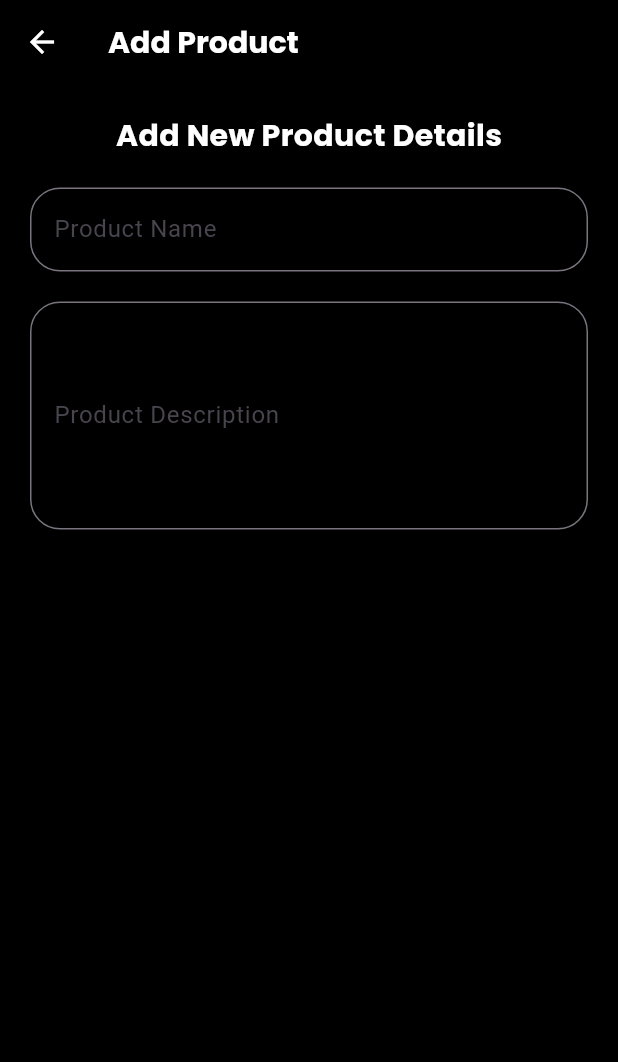
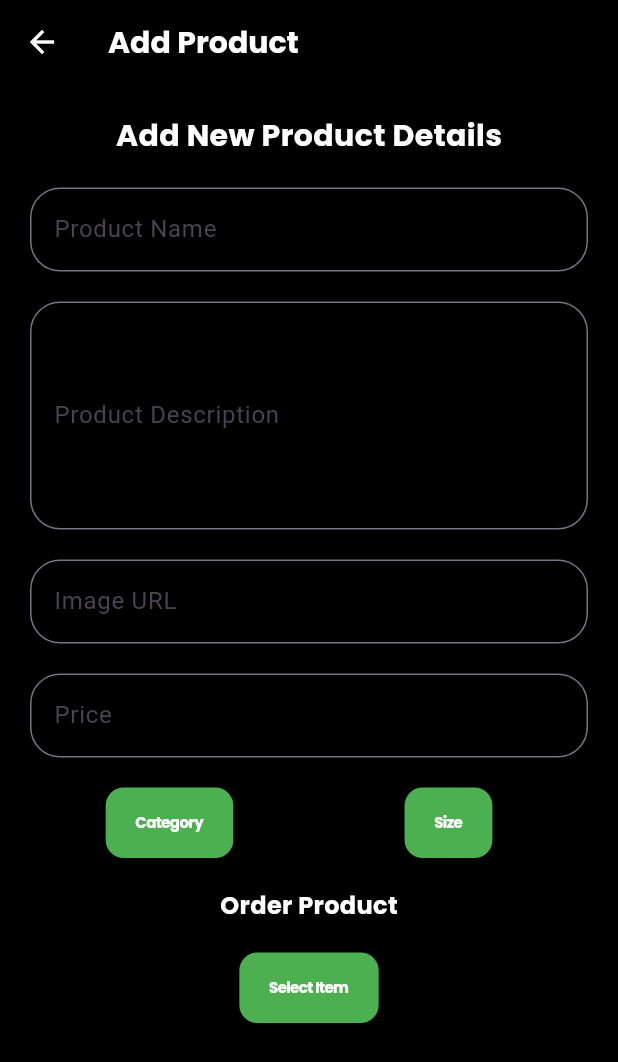
Before and after one commit to Akshat-sGit/e_commerce_flutter, a Flutter app: the AddProductPage screen opened directly, on a phone screen of 412 x 824 dp. Shown: the top 1062 px of the screen. Run offline on Flutter 3.47's test engine with Material 3 defaults, Android fonts, the phone set to English and light mode, and no system bars; our stand-ins replace firebase_core, get, google_fonts; accounts and stored records are empty.

Commit message:
Created dropdown buttons

```diff
--- a/lib/screens/add_product_page.dart
+++ b/lib/screens/add_product_page.dart
@@ -1,5 +1,8 @@
+import 'package:flutter/cupertino.dart';
 import 'package:flutter/material.dart';
+import 'package:flutter/widgets.dart';
 import 'package:google_fonts/google_fonts.dart';
+import '../widgets/dropdown_btn.dart';
 
 class AddProductPage extends StatelessWidget {
   const AddProductPage({super.key});
@@ -78,6 +81,64 @@ class AddProductPage extends StatelessWidget {
                     fontWeight: FontWeight.w400,
                   ),
                 ),
+                const SizedBox(height: 20),
+                TextField(
+                  decoration: InputDecoration(
+                    border: OutlineInputBorder(
+                      borderSide: const BorderSide(color: Colors.white),
+                      borderRadius: BorderRadius.circular(20),
+                    ),
+                    label: const Text("Image URL"),
+                    hintText: "Enter Image URL",
+                    hintStyle: GoogleFonts.poppins(
+                      color: const Color.fromARGB(142, 255, 255, 255),
+                      fontSize: 16,
+                      fontWeight: FontWeight.w400,
+                    ),
+                  ),
+                  style: GoogleFonts.poppins(
+                    color: Colors.white,
+                    fontSize: 16,
+                    fontWeight: FontWeight.w400,
+                  ),
+                ),
+                const SizedBox(height: 20),
+                TextField(
+                  decoration: InputDecoration(
+                    border: OutlineInputBorder(
+                      borderSide: const BorderSide(color: Colors.white),
+                      borderRadius: BorderRadius.circular(20),
+                    ),
+                    label: const Text("Price"),
+                    hintText: "Enter Product Price",
+                    hintStyle: GoogleFonts.poppins(
+                      color: const Color.fromARGB(142, 255, 255, 255),
+                      fontSize: 16,
+                      fontWeight: FontWeight.w400,
+                    ),
+                  ),
+                  style: GoogleFonts.poppins(
+                    color: Colors.white,
+                    fontSize: 16,
+                    fontWeight: FontWeight.w400,
+                  ),
+                ),
+                const SizedBox(height: 20),
+                Row(
+                  children: [
+                    Flexible(child: DropDown(dropdownItem: "Category")),
+                    Flexible(child: DropDown(dropdownItem: "Size")),
+                  ],
+                ),
+                const SizedBox(height: 20),
+                Text("Order Product",
+                    style: GoogleFonts.poppins(
+                      color: Colors.white,
+                      fontSize: 16,
+                      fontWeight: FontWeight.bold,
+                    )),
+                const SizedBox(height: 20),
+                DropDown(dropdownItem: "Select Item"),
               ],
             ),
           ),
--- /dev/null
+++ b/lib/widgets/dropdown_btn.dart
@@ -0,0 +1,58 @@
+import 'package:flutter/cupertino.dart';
+import 'package:flutter/material.dart';
+import 'package:google_fonts/google_fonts.dart';
+
+class DropDown extends StatelessWidget {
+  final String dropdownItem;
+  DropDown({super.key, required this.dropdownItem});
+
+  final List<String> items = ['item1', 'item2', 'item3', 'item4']; // Data list
+
+  @override
+  Widget build(BuildContext context) {
+    return Center(
+      child: CupertinoButton(
+        color: Colors.green,
+        onPressed: () {
+          showModalBottomSheet<void>(
+            context: context,
+            builder: (BuildContext context) {
+              return CupertinoPicker(
+                scrollController: FixedExtentScrollController(
+                    initialItem: 0), // Set initial item
+                itemExtent: 40, // Height of each item
+                onSelectedItemChanged: (int index) {
+                  // Handle item selection (consider using a callback or state management)
+                  print(items[index]); // Example access to selected item
+                },
+                backgroundColor: Colors.transparent,
+                children: [
+                  for (String item in items)
+                    Padding(
+                      padding: const EdgeInsets.all(8.0),
+                      child: Text(
+                        item,
+                        style: GoogleFonts.poppins(
+                          fontSize: 14,
+                          color: Colors.black,
+                          fontWeight: FontWeight.w500,
+                        ),
+                      ),
+                    ),
+                ],
+              );
+            },
+          );
+        },
+        child: Text(
+          dropdownItem,
+          style: GoogleFonts.poppins(
+            color: Colors.white,
+            fontSize: 10,
+            fontWeight: FontWeight.bold,
+          ),
+        ),
+      ),
+    );
+  }
+}
--- a/pubspec.yaml
+++ b/pubspec.yaml
@@ -39,6 +39,7 @@ dependencies:
   get: ^4.6.6
   google_fonts: ^6.2.1
   path_provider: ^2.1.3
+  dropdown_button2: ^2.3.9
 
 dev_dependencies:
   flutter_test:
```
Also changed, not shown: pubspec.lock.
